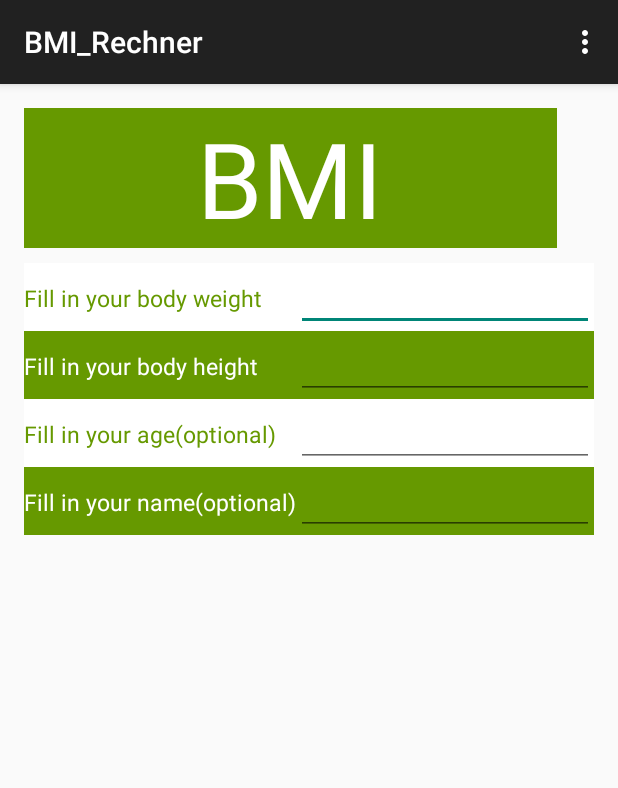
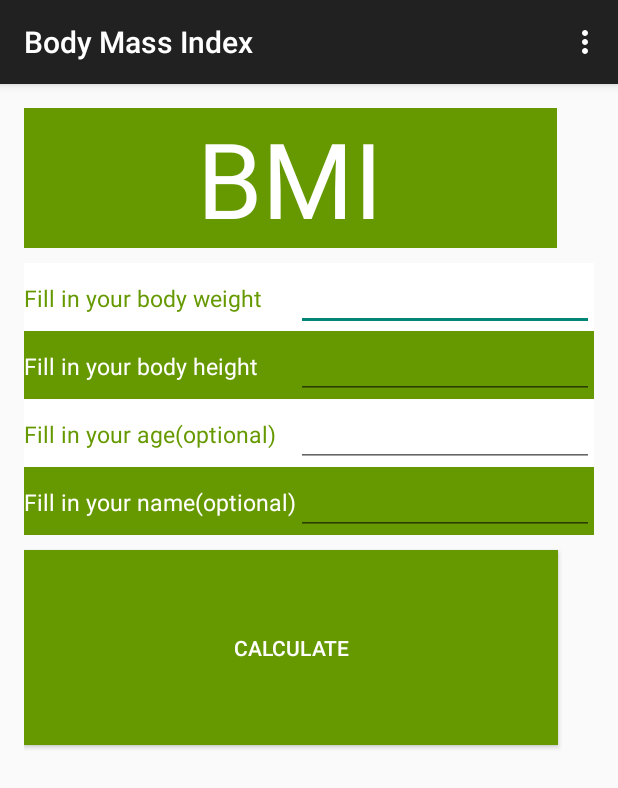
Before and after one commit to markusrumpler/BMI_Rechner, an Android app: the screen it shows after launch (MainActivity), on a phone screen of 412 x 824 dp. Shown: the top 788 px of the screen. Run offline under Robolectric (Android 15) with nearby library versions, the phone set to English and light mode, and no system bars.

Commit message:
Die Gestalltung der Oberflaeche ist fertiggestellt

```diff
--- a/Schweiger/BMI_Rechner/app/src/main/AndroidManifest.xml
+++ b/Schweiger/BMI_Rechner/app/src/main/AndroidManifest.xml
@@ -9,7 +9,7 @@
         android:theme="@style/AppTheme" >
         <activity
             android:name=".MainActivity"
-            android:label="@string/app_name" >
+            android:label="@string/app_name">
             <intent-filter>
                 <action android:name="android.intent.action.MAIN" />
 
--- a/Schweiger/BMI_Rechner/app/src/main/res/layout/activity_main.xml
+++ b/Schweiger/BMI_Rechner/app/src/main/res/layout/activity_main.xml
@@ -82,4 +82,14 @@
 
 
     </TableLayout>
+
+    <Button
+        android:layout_width="356dp"
+        android:layout_height="wrap_content"
+        android:text="@string/button_name"
+        android:id="@+id/button_calculate"
+        android:layout_weight="0.21"
+        android:layout_marginTop="10sp"
+        android:background="@android:color/holo_green_dark"
+        android:textColor="@android:color/background_light"/>
 </LinearLayout>
--- a/Schweiger/BMI_Rechner/app/src/main/res/values/strings.xml
+++ b/Schweiger/BMI_Rechner/app/src/main/res/values/strings.xml
@@ -1,5 +1,5 @@
 <resources>
-    <string name="app_name">BMI_Rechner</string>
+    <string name="app_name">Body Mass Index</string>
 
     <string name="hello_world">Hello world!</string>
     <string name="action_settings">Settings</string>
@@ -10,4 +10,5 @@
     <string name="body_height">Fill in your body height</string>
     <string name="age">Fill in your age(optional)</string>
     <string name="name">Fill in your name(optional)</string>
+    <string name="button_name">Calculate</string>
 </resources>
```
